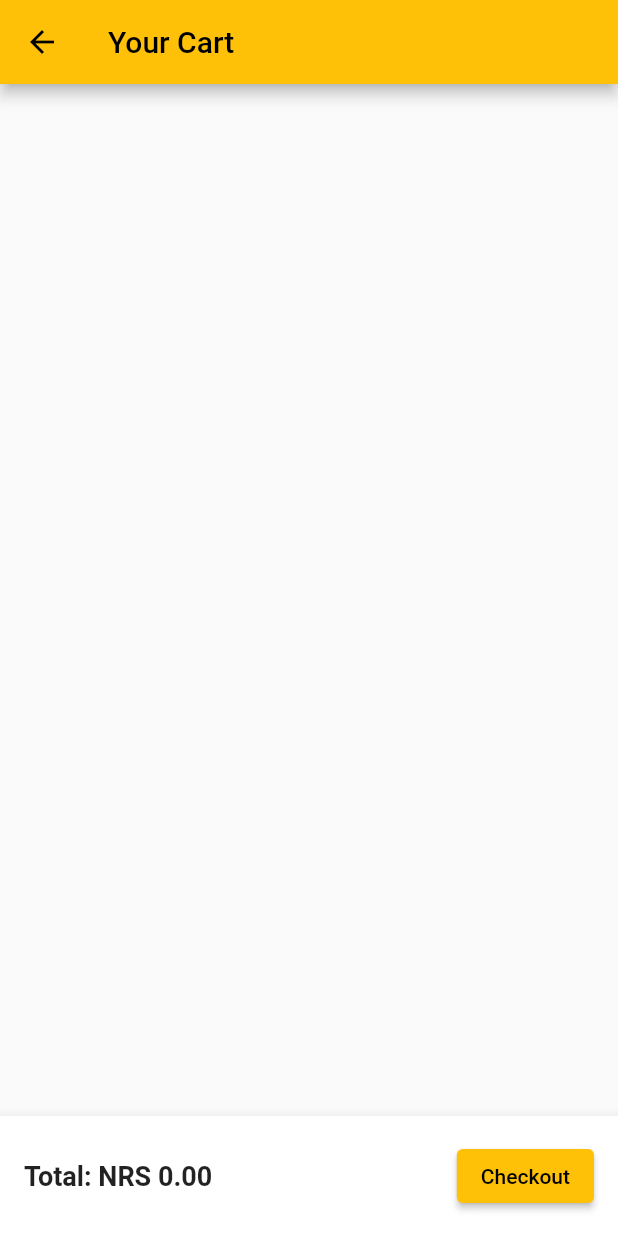
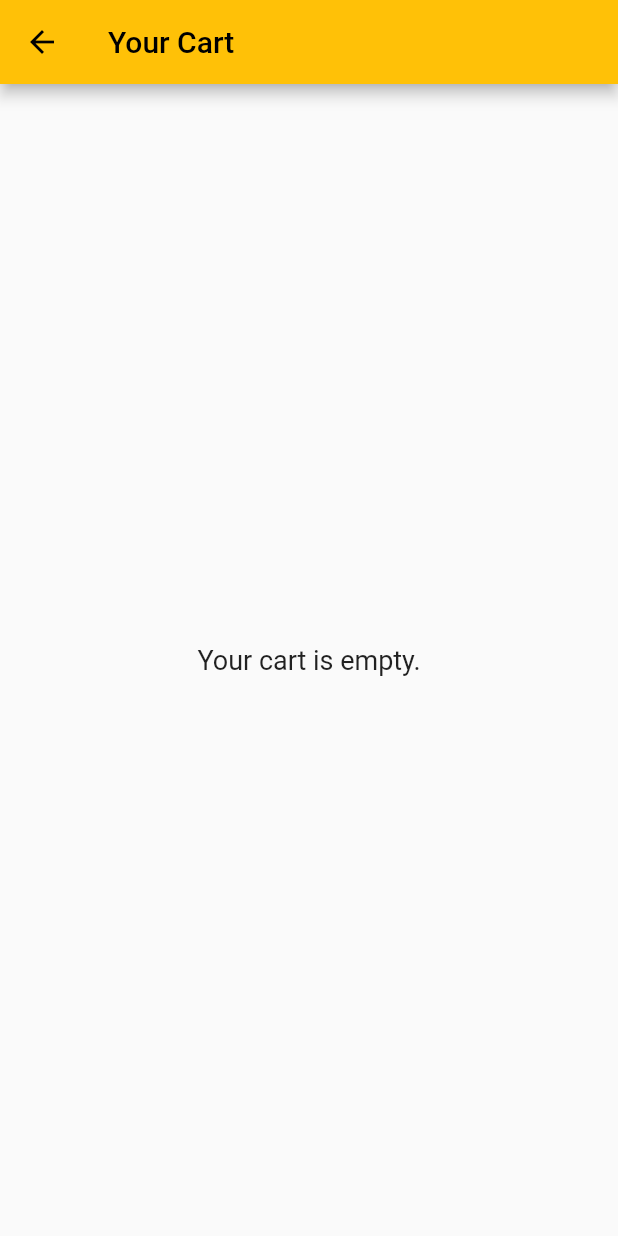
Before and after one commit to samir23bogati/chichii, a Flutter app: the CartPage screen opened directly with empty values, on a phone screen of 412 x 824 dp. Run offline on Flutter 3.47's test engine with Material 3 defaults, Android fonts, the phone set to English and light mode, and no system bars; our stand-ins replace bloc, carousel_slider, equatable, flutter_bloc.

Commit message:
successfully implemented cart for foodpromopage1.dart

```diff
--- a/lib/cart_bloc.dart
+++ b/lib/cart_bloc.dart
@@ -10,7 +10,6 @@ class CartBloc extends Bloc<CartEvent, CartState> {
 
   @override
   Stream<CartState> mapEventToState(CartEvent event) async* {
-      print('Received event: $event');
     if (event is AddToCartEvent) {
       _cartItems.add(event.cartItem);
       // Yielding a new CartUpdatedState with a new copy of the list
@@ -23,10 +22,6 @@ class CartBloc extends Bloc<CartEvent, CartState> {
       final index = _cartItems.indexOf(event.cartItem);
       if (index != -1) {
         _cartItems[index].quantity += event.quantity;
-
-      print('Updated quantity: ${_cartItems[index].quantity}');
-
-    print('Updated quantity: ${_cartItems[index].quantity}'); // Check the updated quantity
         if (_cartItems[index].quantity <= 0) {
           _cartItems.removeAt(index); // Remove item if quantity is 0 or less
         }
--- a/lib/homepage.dart
+++ b/lib/homepage.dart
@@ -148,7 +148,7 @@ class _HomePageState extends State<HomePage> {
                         context,
                         MaterialPageRoute(
                           builder: (context) => CartPage(
-                            cartItems: (state is CartUpdatedState)
+                            initialCartItems: (state is CartUpdatedState)
                                 ? state.cartItems
                                 : [], // Pass the updated cart items
                             onRemoveItem: (item) {
--- a/lib/model/cartpage_track.dart
+++ b/lib/model/cartpage_track.dart
@@ -1,87 +1,144 @@
 import 'package:flutter/material.dart';
 import 'package:padshala/model/cart_item.dart';
 
-class CartPage extends StatelessWidget {
-  final List<CartItem> cartItems;
+class CartPage extends StatefulWidget {
+  final List<CartItem> initialCartItems;
+
   final Function(CartItem) onRemoveItem;
   final Function(CartItem, int) onUpdateQuantity;
 
-  CartPage({
-    required this.cartItems,
+  CartPage({required this.initialCartItems,
+
     required this.onRemoveItem,
-    required this.onUpdateQuantity,
-  });
+    required this.onUpdateQuantity,});
 
+  @override
+  _CartPageState createState() => _CartPageState();
+}
+
+class _CartPageState extends State<CartPage> {
+  late List<CartItem> cartItems;
+
+  @override
+  void initState() {
+    super.initState();
+    cartItems = List.from(widget.initialCartItems); // Initialize with initial cart items
+  }
+
+  // Calculate the total price of all items in the cart
   double calculateTotalPrice() {
     double total = 0;
     for (var item in cartItems) {
-   total +=  item.price * item.quantity;
+      total += item.price * item.quantity;
     }
     return total;
+  }
+
+  // Update the quantity of an item
+  void updateQuantity(CartItem item, int change) {
+    setState(() {
+      final index = cartItems.indexOf(item);
+      if (index != -1) {
+        final newQuantity = cartItems[index].quantity + change;
+        if (newQuantity > 0) {
+          cartItems[index] = cartItems[index].copyWith(quantity: newQuantity);
+        } else {
+          cartItems.removeAt(index); // Remove the item if quantity becomes zero
+        }
+      }
+    });
+  }
+
+  // Remove an item from the cart
+  void removeItem(CartItem item) {
+    setState(() {
+      cartItems.remove(item);
+    });
   }
 
   @override
   Widget build(BuildContext context) {
     return Scaffold(
       appBar: AppBar(
-        title: Text("Your Cart"),
+        title: const Text("Your Cart"),
       ),
-      body: ListView.builder(
+      body: cartItems.isNotEmpty
+          ? ListView.builder(
               itemCount: cartItems.length,
               itemBuilder: (context, index) {
                 final item = cartItems[index];
-          return ListTile(
-            leading: Image.asset(item.imageUrl, width: 50, height: 50),
+                return Card(
+                  margin: const EdgeInsets.symmetric(vertical: 8, horizontal: 12),
+                  child: ListTile(
+                    leading: Image.asset(
+                      item.imageUrl,
+                      width: 50,
+                      height: 50,
+                      fit: BoxFit.cover,
+                    ),
                     title: Text(item.title),
-            subtitle: Text('Price: \NRS ${item.price}\nQuantity: ${item.quantity}'),
+                    subtitle: Text(
+                      'Price: NRS ${item.price.toStringAsFixed(2)}\nQuantity: ${item.quantity}',
+                    ),
                     trailing: Row(
                       mainAxisSize: MainAxisSize.min,
                       children: [
                         IconButton(
-                  icon: Icon(Icons.remove),
+                          icon: const Icon(Icons.remove),
                           onPressed: () {
-                    if (item.quantity > 1) {
-                      onUpdateQuantity(item, -1); // Decrease quantity by 1
-                    } else {
-                      onRemoveItem(item); // Remove item if quantity is 1
-                    }
+                            updateQuantity(item, -1); // Decrease quantity
                           },
                         ),
-                Text('${item.quantity}'),
+                        Text(
+                          '${item.quantity}',
+                          style: const TextStyle(fontSize: 16),
+                        ),
                         IconButton(
-                  icon: Icon(Icons.add),
+                          icon: const Icon(Icons.add),
                           onPressed: () {
-                    onUpdateQuantity(item, 1); // Increase quantity by 1
+                            updateQuantity(item, 1); // Increase quantity
                           },
                         ),
                       ],
                     ),
+                  ),
                 );
               },
+            )
+          : const Center(
+              child: Text(
+                'Your cart is empty.',
+                style: TextStyle(fontSize: 18),
               ),
-      bottomNavigationBar: BottomAppBar(
+            ),
+      bottomNavigationBar: cartItems.isNotEmpty
+          ? BottomAppBar(
               child: Padding(
                 padding: const EdgeInsets.all(16.0),
                 child: Row(
                   mainAxisAlignment: MainAxisAlignment.spaceBetween,
                   children: [
                     Text(
-                'Total: \NRS ${calculateTotalPrice().toStringAsFixed(2)}', // Display total price
-                style: TextStyle(
+                      'Total: NRS ${calculateTotalPrice().toStringAsFixed(2)}',
+                      style: const TextStyle(
                         fontSize: 18,
                         fontWeight: FontWeight.bold,
                       ),
                     ),
                     ElevatedButton(
                       onPressed: () {
-                  // Handle checkout or other action here
+                        // Handle checkout action
+                        ScaffoldMessenger.of(context).showSnackBar(
+                          const SnackBar(content: Text("Proceeding to checkout...")),
+                        );
                       },
-                child: Text("Checkout"),
+                      child: const Text("Checkout"),
                     ),
                   ],
                 ),
               ),
-      ),
+            )
+          : null,
     );
   }
 }
```
Lines whose indentation alone changed are shown as unchanged.
